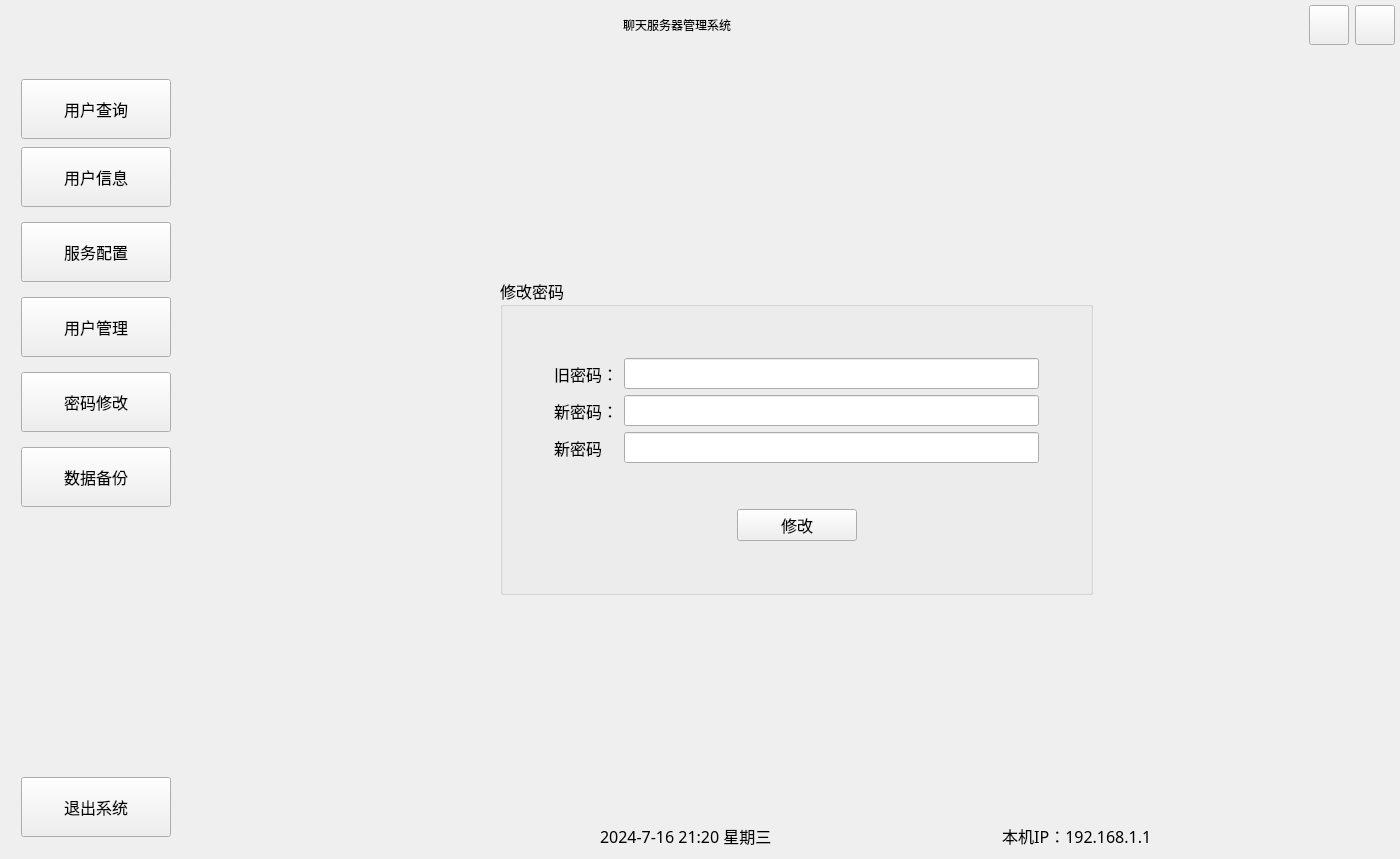
The window that ChatServer/MainWindow.ui (crylittlebear/QtChat) describes before a commit, drawn with Qt 5.
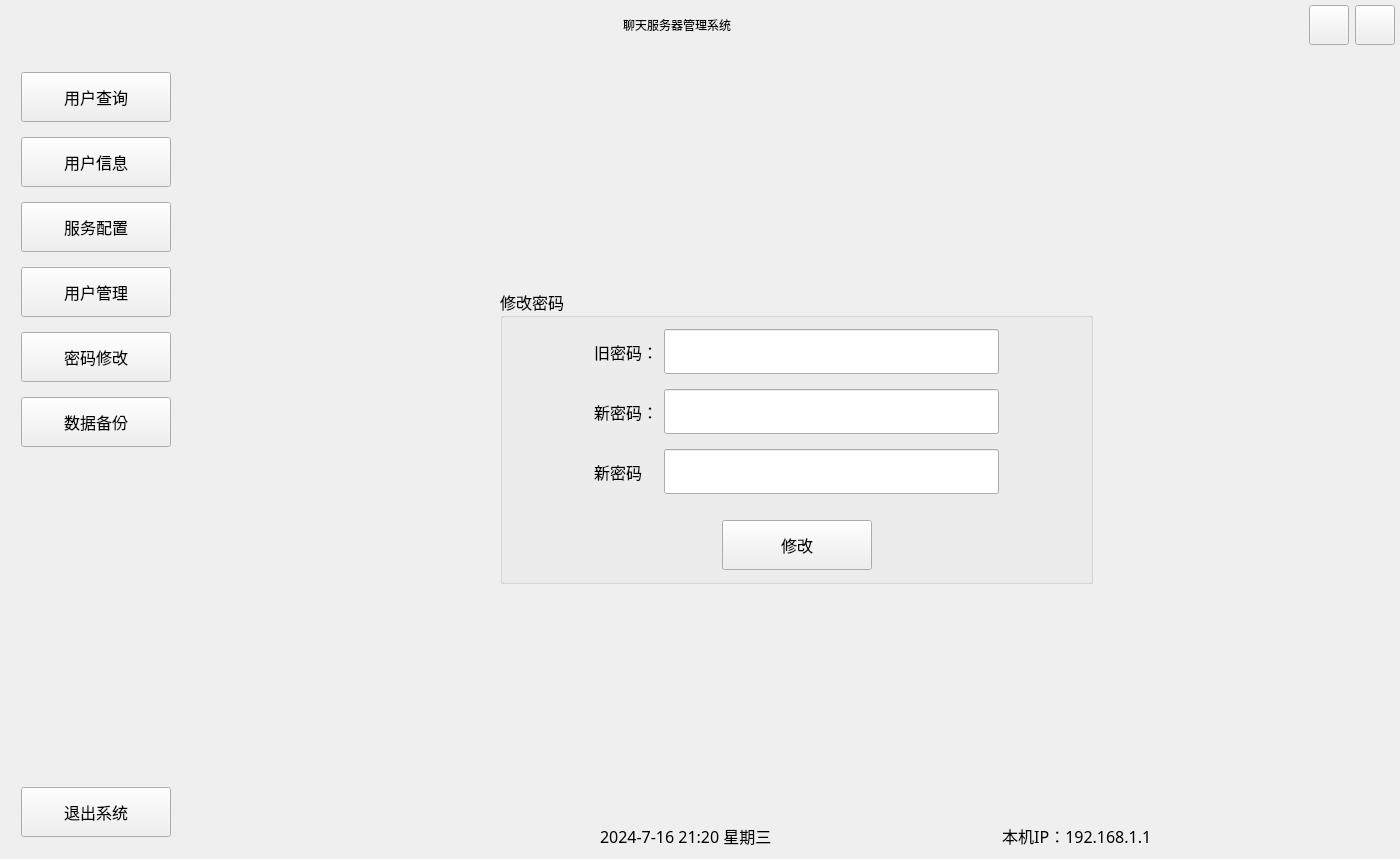
The same window after the commit. The open tabs and pages were chosen to show the change. Icons and pictures are not drawn. Custom widgets are drawn as their Qt base class.

```diff
--- a/ChatServer/MainWindow.ui
+++ b/ChatServer/MainWindow.ui
@@ -459,13 +459,13 @@
                       <property name="minimumSize">
                        <size>
                         <width>150</width>
-                        <height>60</height>
+                        <height>50</height>
                        </size>
                       </property>
                       <property name="maximumSize">
                        <size>
                         <width>150</width>
-                        <height>45</height>
+                        <height>16777215</height>
                        </size>
                       </property>
                       <property name="text">
@@ -477,8 +477,8 @@
                       </property>
                       <property name="iconSize">
                        <size>
-                        <width>40</width>
-                        <height>40</height>
+                        <width>30</width>
+                        <height>30</height>
                        </size>
                       </property>
                      </widget>
@@ -488,7 +488,7 @@
                       <property name="minimumSize">
                        <size>
                         <width>150</width>
-                        <height>60</height>
+                        <height>50</height>
                        </size>
                       </property>
                       <property name="maximumSize">
@@ -517,7 +517,7 @@
                       <property name="minimumSize">
                        <size>
                         <width>150</width>
-                        <height>60</height>
+                        <height>50</height>
                        </size>
                       </property>
                       <property name="maximumSize">
@@ -546,7 +546,7 @@
                       <property name="minimumSize">
                        <size>
                         <width>150</width>
-                        <height>60</height>
+                        <height>50</height>
                        </size>
                       </property>
                       <property name="maximumSize">
@@ -575,7 +575,7 @@
                       <property name="minimumSize">
                        <size>
                         <width>150</width>
-                        <height>60</height>
+                        <height>50</height>
                        </size>
                       </property>
                       <property name="maximumSize">
@@ -604,7 +604,7 @@
                       <property name="minimumSize">
                        <size>
                         <width>150</width>
-                        <height>60</height>
+                        <height>50</height>
                        </size>
                       </property>
                       <property name="maximumSize">
@@ -648,7 +648,7 @@
                     <property name="minimumSize">
                      <size>
                       <width>150</width>
-                      <height>60</height>
+                      <height>50</height>
                      </size>
                     </property>
                     <property name="maximumSize">
@@ -961,52 +961,81 @@
                         <string>修改密码</string>
                        </property>
                        <layout class="QVBoxLayout" name="verticalLayout_11">
-                        <item>
-                         <spacer name="verticalSpacer_15">
-                          <property name="orientation">
-                           <enum>Qt::Vertical</enum>
-                          </property>
-                          <property name="sizeHint" stdset="0">
-                           <size>
-                            <width>20</width>
-                            <height>40</height>
-                           </size>
-                          </property>
-                         </spacer>
-                        </item>
                         <item>
                          <layout class="QFormLayout" name="formLayout">
+                          <property name="verticalSpacing">
+                           <number>15</number>
+                          </property>
                           <property name="leftMargin">
-                           <number>40</number>
+                           <number>80</number>
                           </property>
                           <property name="rightMargin">
-                           <number>40</number>
+                           <number>80</number>
                           </property>
                           <item row="0" column="1">
-                           <widget class="QLineEdit" name="lineEdit"/>
+                           <widget class="QLineEdit" name="lineEdit">
+                            <property name="minimumSize">
+                             <size>
+                              <width>0</width>
+                              <height>45</height>
+                             </size>
+                            </property>
+                           </widget>
                           </item>
                           <item row="1" column="0">
                            <widget class="QLabel" name="label_9">
+                            <property name="minimumSize">
+                             <size>
+                              <width>0</width>
+                              <height>45</height>
+                             </size>
+                            </property>
                             <property name="text">
                              <string>新密码：</string>
                             </property>
                            </widget>
                           </item>
                           <item row="1" column="1">
-                           <widget class="QLineEdit" name="lineEdit_4"/>
+                           <widget class="QLineEdit" name="lineEdit_4">
+                            <property name="minimumSize">
+                             <size>
+                              <width>0</width>
+                              <height>45</height>
+                             </size>
+                            </property>
+                           </widget>
                           </item>
                           <item row="2" column="0">
                            <widget class="QLabel" name="label_10">
+                            <property name="minimumSize">
+                             <size>
+                              <width>0</width>
+                              <height>45</height>
+                             </size>
+                            </property>
                             <property name="text">
                              <string>新密码</string>
                             </property>
                            </widget>
                           </item>
                           <item row="2" column="1">
-                           <widget class="QLineEdit" name="lineEdit_5"/>
+                           <widget class="QLineEdit" name="lineEdit_5">
+                            <property name="minimumSize">
+                             <size>
+                              <width>0</width>
+                              <height>45</height>
+                             </size>
+                            </property>
+                           </widget>
                           </item>
                           <item row="0" column="0">
                            <widget class="QLabel" name="label_8">
+                            <property name="minimumSize">
+                             <size>
+                              <width>0</width>
+                              <height>45</height>
+                             </size>
+                            </property>
                             <property name="text">
                              <string>旧密码：</string>
                             </property>
@@ -1019,10 +1048,13 @@
                           <property name="orientation">
                            <enum>Qt::Vertical</enum>
                           </property>
+                          <property name="sizeType">
+                           <enum>QSizePolicy::Fixed</enum>
+                          </property>
                           <property name="sizeHint" stdset="0">
                            <size>
                             <width>20</width>
-                            <height>40</height>
+                            <height>20</height>
                            </size>
                           </property>
                          </spacer>
@@ -1046,8 +1078,8 @@
                            <widget class="QPushButton" name="btnPasswdModify">
                             <property name="minimumSize">
                              <size>
-                              <width>120</width>
-                              <height>0</height>
+                              <width>150</width>
+                              <height>50</height>
                              </size>
                             </property>
                             <property name="text">
@@ -1055,7 +1087,13 @@
                             </property>
                             <property name="icon">
                              <iconset resource="MainWindow.qrc">
-                              <normaloff>:/resource/images/ic_ok.png</normaloff>:/resource/images/ic_ok.png</iconset>
+                              <normaloff>:/resource/buttonIcon/checked.png</normaloff>:/resource/buttonIcon/checked.png</iconset>
+                            </property>
+                            <property name="iconSize">
+                             <size>
+                              <width>25</width>
+                              <height>25</height>
+                             </size>
                             </property>
                            </widget>
                           </item>
@@ -1074,19 +1112,6 @@
                           </item>
                          </layout>
                         </item>
-                        <item>
-                         <spacer name="verticalSpacer_12">
-                          <property name="orientation">
-                           <enum>Qt::Vertical</enum>
-                          </property>
-                          <property name="sizeHint" stdset="0">
-                           <size>
-                            <width>20</width>
-                            <height>40</height>
-                           </size>
-                          </property>
-                         </spacer>
-                        </item>
                        </layout>
                       </widget>
                      </item>
```
Left out of the diff: 104 changed lines with no effect on the pictures.
